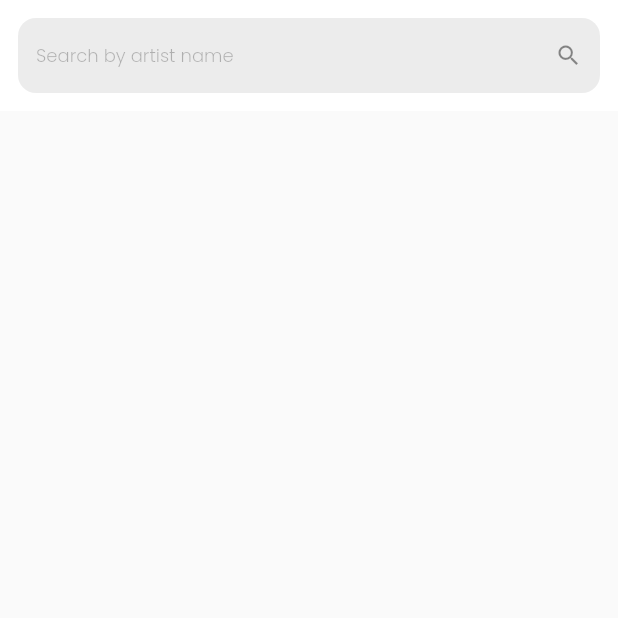
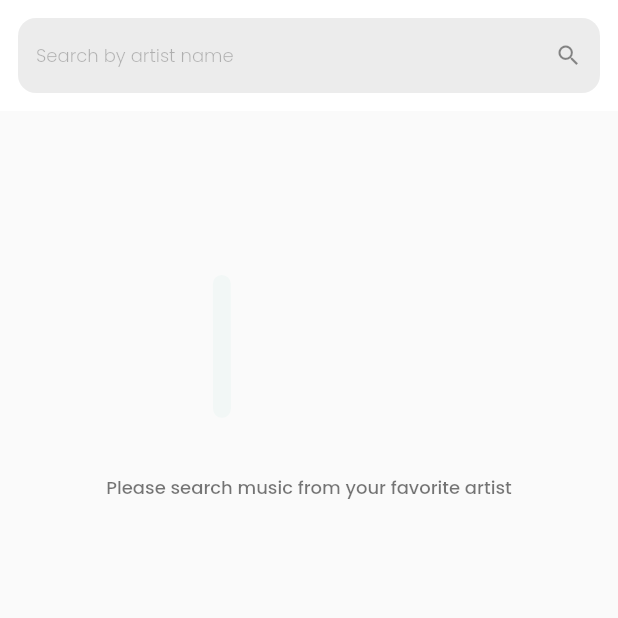
Before and after one commit to diwsky/itunes_music_preview, a Flutter app: the screen it shows after launch, on a phone screen of 412 x 824 dp, the top half of it. Run offline on Flutter 3.47's test engine with Material 2 defaults, Android fonts, the light colour scheme and no system bars; our stand-ins replace cached_network_image, connectivity, dio, flutter_keyboard_visibility, get, lottie and 1 more; missing offline and left inert: connectivity_for_web, flutter_keyboard_visibility_web.

Commit message:
add widget extension to make it scrollable

```diff
--- /dev/null
+++ b/lib/common/app_state.dart
@@ -0,0 +1,5 @@
+/// Created by rizkyagungramadhan@gmail.com
+/// on 4/1/2022.
+
+
+enum AppState { idle, loading, completed, failed }
--- a/lib/module/app_controller.dart
+++ b/lib/module/app_controller.dart
@@ -30,7 +30,7 @@ mixin AppController {
     if (Get.isSnackbarOpen) return;
     Get.snackbar('', '',
         snackPosition: SnackPosition.BOTTOM,
-        backgroundColor: CupertinoColors.systemGrey4,
+        backgroundColor: CupertinoColors.systemGrey6,
         titleText: Center(
           child: Text(
             "Information",
--- a/lib/module/main/main_page.dart
+++ b/lib/module/main/main_page.dart
@@ -1,9 +1,13 @@
 import 'package:flutter/material.dart';
 import 'package:get/get.dart';
+import 'package:itunes_music_preview/common/app_state.dart';
+import 'package:itunes_music_preview/common/placeholder_type.dart';
 import 'package:itunes_music_preview/module/main/main_controller.dart';
 import 'package:itunes_music_preview/module/main/music_item_view.dart';
-import 'package:itunes_music_preview/style/app_dimen.dart';
+import 'package:itunes_music_preview/style/app_color.dart';
+import 'package:itunes_music_preview/utility/extension/widget_ext.dart';
 import 'package:itunes_music_preview/widget/app_screen.dart';
+import 'package:itunes_music_preview/widget/placeholder_widget.dart';
 import 'package:itunes_music_preview/widget/search_text_field.dart';
 
 /// Created by rizkyagungramadhan@gmail.com
@@ -20,6 +24,7 @@ class MainPage extends StatelessWidget {
     return AppScreen(
         isUsingKeyboard: true,
         body: Column(
+          mainAxisSize: MainAxisSize.max,
           children: [
             SearchTextField(
               textEditingController: searchTextController,
@@ -33,24 +38,56 @@ class MainPage extends StatelessWidget {
               child: Obx(() => RefreshIndicator(
                     onRefresh: () async => await _controller.search(
                         artistName: searchTextController.text),
-                    child: Column(
-                      children: [
-                        ///Music List Item View
-                        // const SizedBox(height: AppDimen.paddingMedium),
-                        Expanded(
-                          child: ListView.builder(
-                            padding: EdgeInsets.zero,
-                              // separatorBuilder: (_, __) => const Divider(),
-                              itemCount: _controller.results.length,
-                              itemBuilder: (_, position) => MusicItemView(
-                                  item: _controller.results[position],
-                                  onPressed: () {})),
-                        ),
-                      ],
-                    ),
+                    child: (() {
+                      ///Manage state
+
+                      if (!_controller.isConnectionAvailable.value) {
+                        ///Return when no internet connection
+                        return const PlaceholderWidget(
+                                type: PlaceholderType.noConnection)
+                            .asScrollable();
+                      }
+
+                      switch (_controller.appState.value) {
+                        case AppState.idle:
+                          return const PlaceholderWidget(
+                              type: PlaceholderType.typeASearch);
+                        case AppState.loading:
+                          return const Center(
+                            child: CircularProgressIndicator(
+                              color: AppColor.primary,
+                            ),
+                          );
+                        case AppState.failed:
+                          return const PlaceholderWidget(
+                                  type: PlaceholderType.somethingWentWrong)
+                              .asScrollable();
+                        case AppState.completed:
+                          return _buildMusicList();
+                        default:
+                          return const SizedBox.shrink();
+                      }
+                    }()),
                   )),
             )
           ],
         ));
   }
+
+  Widget _buildMusicList() {
+    return Column(
+      children: [
+        ///Music List Item View
+        Expanded(
+          child: _controller.results.isEmpty
+              ? const PlaceholderWidget(type: PlaceholderType.noData)
+              : ListView.builder(
+                  padding: EdgeInsets.zero,
+                  itemCount: _controller.results.length,
+                  itemBuilder: (_, position) => MusicItemView(
+                      item: _controller.results[position], onPressed: () {})),
+        ),
+      ],
+    );
+  }
 }
--- a/lib/widget/app_screen.dart
+++ b/lib/widget/app_screen.dart
@@ -14,12 +14,16 @@ class AppScreen extends StatelessWidget {
 
   @override
   Widget build(BuildContext context) {
-    return Container(
+    final _mainScreen = Container(
       color: AppColor.primary,
       child: SafeArea(
           child: Scaffold(
-        body: isUsingKeyboard ? KeyboardDismissOnTap(child: body) : body,
+        body: body,
       )),
     );
+
+    return isUsingKeyboard
+        ? KeyboardDismissOnTap(child: _mainScreen)
+        : _mainScreen;
   }
 }
--- /dev/null
+++ b/lib/widget/placeholder_widget.dart
@@ -0,0 +1,37 @@
+import 'package:flutter/material.dart';
+import 'package:get/get.dart';
+import 'package:itunes_music_preview/common/placeholder_type.dart';
+import 'package:itunes_music_preview/style/app_dimen.dart';
+import 'package:itunes_music_preview/style/app_text_style.dart';
+import 'package:lottie/lottie.dart';
+
+/// Created by rizkyagungramadhan@gmail.com
+/// on 4/1/2022.
+
+class PlaceholderWidget extends StatelessWidget {
+  final double? height;
+  final PlaceholderType type;
+
+  const PlaceholderWidget({Key? key, this.height, required this.type})
+      : super(key: key);
+
+  @override
+  Widget build(BuildContext context) {
+    return Container(
+      width: Get.width,
+      margin: const EdgeInsets.all(AppDimen.paddingExtraLarge4),
+      child: Column(
+        children: [
+          Lottie.asset(type.animationPath, height: height ?? Get.height / 4),
+          const SizedBox(height: AppDimen.paddingExtraSmall),
+          Text(
+            type.description,
+            style: AppTextStyle.regular(),
+            textAlign: TextAlign.center,
+            maxLines: 2,
+          ),
+        ],
+      ),
+    );
+  }
+}
```
Also changed, not shown: lib/common/placeholder_type.dart (added, +47 -0 lines), lib/module/main/main_controller.dart (+13 -10 lines), lib/utility/extension/widget_ext.dart (added, +11 -0 lines).
